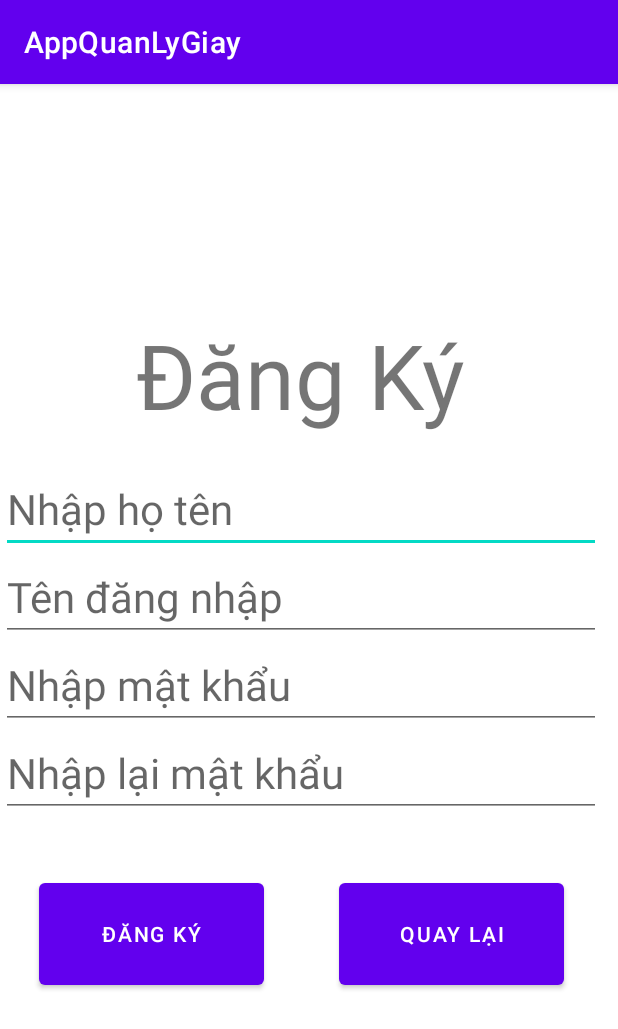
After one commit to ThangTV1120/AppQuanLyGiay, an Android app: the activity_dangky screen opened directly, with no data from a screen before it, on a phone screen of 412 x 824 dp. The commit adds this screen. Shown: the top 1029 px of the screen. Run offline under Robolectric (Android 15) with nearby library versions, the phone set to English and light mode, and no system bars.

Commit message:
Activity Login, dangky, quenMK

```diff
--- a/app/build.gradle
+++ b/app/build.gradle
@@ -4,12 +4,12 @@ plugins {
 
 android {
     namespace 'com.example.appquanlygiay'
-    compileSdk 32
+    compileSdk 33
 
     defaultConfig {
         applicationId "com.example.appquanlygiay"
         minSdk 21
-        targetSdk 32
+        targetSdk 33
         versionCode 1
         versionName "1.0"
 
--- a/app/src/main/java/com/example/appquanlygiay/MainActivity.java
+++ b/app/src/main/java/com/example/appquanlygiay/activity_dangky.java
@@ -4,11 +4,11 @@ import androidx.appcompat.app.AppCompatActivity;
 
 import android.os.Bundle;
 
-public class MainActivity extends AppCompatActivity {
+public class activity_dangky extends AppCompatActivity {
 
     @Override
     protected void onCreate(Bundle savedInstanceState) {
         super.onCreate(savedInstanceState);
-        setContentView(R.layout.activity_main);
+        setContentView(R.layout.activity_dangky);
     }
 }
--- /dev/null
+++ b/app/src/main/res/layout/activity_dangky.xml
@@ -0,0 +1,88 @@
+<?xml version="1.0" encoding="utf-8"?>
+<RelativeLayout xmlns:android="http://schemas.android.com/apk/res/android"
+    xmlns:app="http://schemas.android.com/apk/res-auto"
+    xmlns:tools="http://schemas.android.com/tools"
+    android:layout_width="match_parent"
+    android:layout_height="match_parent"
+    tools:context=".activity_dangky">
+
+    <LinearLayout
+        android:layout_width="402dp"
+        android:layout_height="461dp"
+        android:layout_centerVertical="true"
+        android:gravity="center"
+        android:orientation="vertical"
+        tools:ignore="MissingConstraints">
+
+
+        <TextView
+            android:id="@+id/textView"
+            android:layout_width="wrap_content"
+            android:layout_height="wrap_content"
+            android:layout_marginBottom="20dp"
+            android:text="Đăng Ký"
+            android:textAllCaps="false"
+            android:textSize="60sp"
+            tools:layout_editor_absoluteX="92dp"
+            tools:layout_editor_absoluteY="113dp" />
+
+        <EditText
+            android:id="@+id/editTextHoTenDK"
+            android:layout_width="400dp"
+            android:layout_height="wrap_content"
+            android:ems="10"
+            android:hint="Nhập họ tên"
+            android:inputType="textPersonName"
+            android:textSize="28sp" />
+
+        <EditText
+            android:id="@+id/editTextTenDK"
+            android:layout_width="400dp"
+            android:layout_height="wrap_content"
+            android:ems="10"
+            android:hint="Tên đăng nhập"
+            android:inputType="textPersonName"
+            android:textSize="28sp" />
+
+
+        <EditText
+            android:id="@+id/editTextMatKhauDK"
+            android:layout_width="400dp"
+            android:layout_height="wrap_content"
+            android:ems="10"
+            android:hint="Nhập mật khẩu"
+            android:inputType="textPassword"
+            android:textSize="28sp" />
+
+        <EditText
+            android:id="@+id/editTextNhapLaiMatKhauDk"
+            android:layout_width="400dp"
+            android:layout_height="wrap_content"
+            android:ems="10"
+            android:hint="Nhập lại mật khẩu"
+            android:inputType="textPassword"
+            android:textSize="28sp" />
+
+        <LinearLayout
+            android:layout_width="match_parent"
+            android:layout_height="match_parent"
+            android:layout_marginTop="30dp"
+            android:gravity="center"
+            android:orientation="horizontal">
+
+            <Button
+                android:id="@+id/btnDangKyTK"
+                android:layout_width="150dp"
+                android:layout_height="80dp"
+                android:text="Đăng ký" />
+
+            <Button
+                android:id="@+id/btnQuayLai"
+                android:layout_width="150dp"
+                android:layout_height="80dp"
+                android:layout_marginLeft="50dp"
+                android:text="Quay lại" />
+
+        </LinearLayout>
+    </LinearLayout>
+</RelativeLayout>
```
Also changed, not shown: app/src/main/AndroidManifest.xml (+15 -1 lines), app/src/main/java/com/example/appquanlygiay/Login.java (added, +14 -0 lines), app/src/main/java/com/example/appquanlygiay/activity_quenMK.java (added, +14 -0 lines), app/src/main/res/layout/activity_login.xml (renamed from app/src/main/res/layout/activity_main.xml, +9 -8 lines), app/src/main/res/layout/activity_quen_mk.xml (added, +85 -0 lines).
